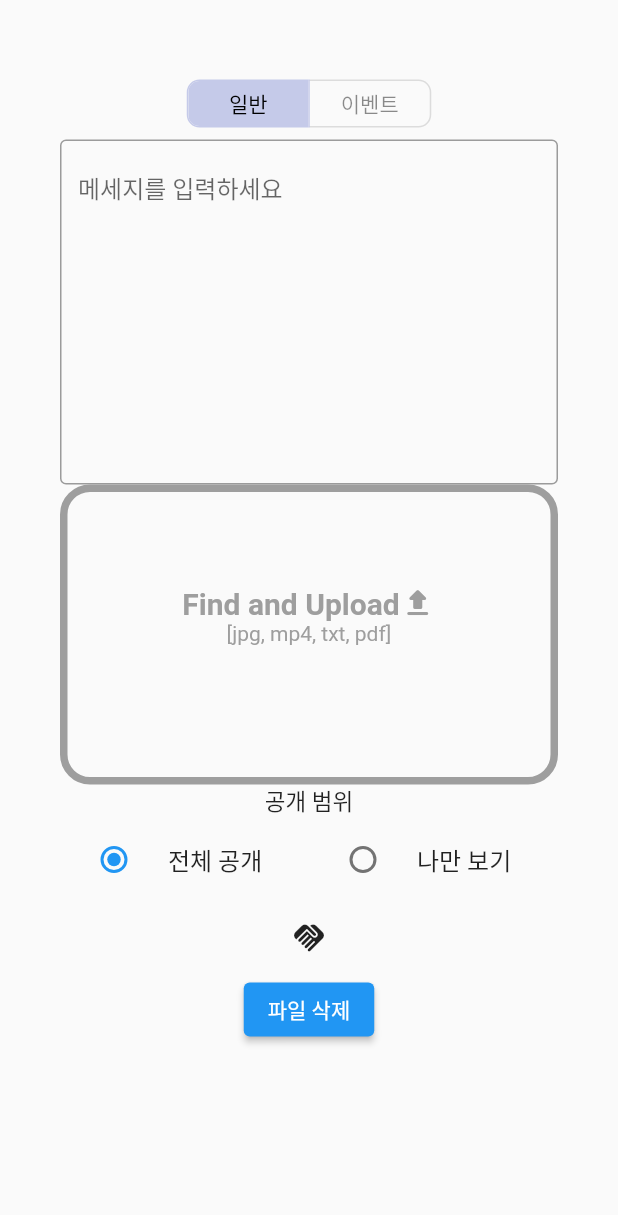
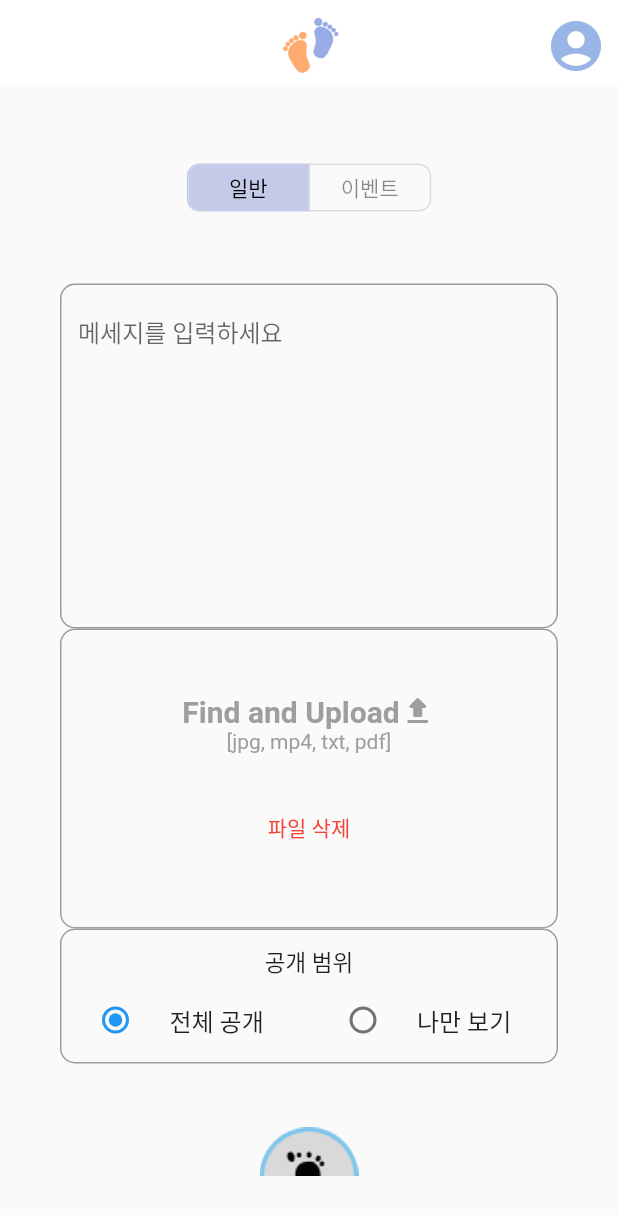
Before and after one commit to jibstring/footp, a Flutter app: the ToggleButtonsSample screen opened directly with empty values, on a phone screen of 412 x 824 dp. Shown: the top 1215 px of the screen. Run offline on Flutter 3.47's test engine with Material 2 defaults, Android fonts, the light colour scheme and no system bars; our stand-ins replace dio, file_picker, fluttertoast, geolocator, get, numberpicker; missing offline and left inert: naver_map_plugin.

Commit message:
[App] style: change some ui of createFoot page

```diff
--- a/app_footp/lib/components/createFoot/normalForm.dart
+++ b/app_footp/lib/components/createFoot/normalForm.dart
@@ -53,7 +53,6 @@ class _NormalFormState extends State<NormalForm> {
 
   @override
   Widget build(BuildContext context) {
-
     // ModeController modeController1 = Get.put(ModeController());
     // MyPosition myPosition_main = Get.put(MyPosition());
     // CreateMarker createMarker = Get.put(CreateMarker());
@@ -62,10 +61,13 @@ class _NormalFormState extends State<NormalForm> {
       mainAxisAlignment: MainAxisAlignment.spaceAround,
       mainAxisSize: MainAxisSize.min,
       children: <Widget>[
+        SizedBox(height: 40),
         TextField(
           maxLines: 10,
           decoration: InputDecoration(
-            border: const OutlineInputBorder(),
+            border: const OutlineInputBorder(
+              borderRadius: const BorderRadius.all(Radius.circular(10)),
+            ),
             alignLabelWithHint: true,
             hintText: '메세지를 입력하세요',
           ),
@@ -76,10 +78,10 @@ class _NormalFormState extends State<NormalForm> {
           width: 400,
           decoration: BoxDecoration(
             border: Border.all(
-              width: 5,
+              width: 1,
               color: Colors.grey,
             ),
-            borderRadius: const BorderRadius.all(Radius.circular(20)),
+            borderRadius: const BorderRadius.all(Radius.circular(10)),
           ),
           child: Column(
             mainAxisAlignment: MainAxisAlignment.center,
@@ -141,9 +143,32 @@ class _NormalFormState extends State<NormalForm> {
                   color: Colors.grey,
                 ),
               ),
+              Container(
+                  child: TextButton(
+                      child: Text(
+                        '파일 삭제',
+                        style: TextStyle(color: Colors.red),
+                      ),
+                      onPressed: (() {
+                        setState(() {
+                          this.filePath = '';
+                          this.showFileName = '';
+                        });
+                      })))
             ],
           ),
         ),
+        Container(
+            decoration: BoxDecoration(
+              border: Border.all(
+                width: 1,
+                color: Colors.grey,
+              ),
+              borderRadius: const BorderRadius.all(Radius.circular(10)),
+            ),
+            child: Column(
+              children: [
+                SizedBox(height: 10),
                 Text(
                   '공개 범위',
                   style: TextStyle(fontSize: 15),
@@ -175,6 +200,9 @@ class _NormalFormState extends State<NormalForm> {
                     ),
                   ),
                 ]),
+              ],
+            )),
+        SizedBox(height: 30),
         Container(
             child: IconButton(
           onPressed: () async {
@@ -182,7 +210,7 @@ class _NormalFormState extends State<NormalForm> {
               final snackBar = SnackBar(
                 content: const Text('내용을 입력하거나 파일을 첨부해주세요!'),
                 action: SnackBarAction(
-                        label: 'Undo',
+                  label: '확인',
                   onPressed: () {
                     // Some code to undo the change.
                   },
@@ -193,7 +221,7 @@ class _NormalFormState extends State<NormalForm> {
               final snackBar = SnackBar(
                 content: const Text('내용은 255자 이하로만 작성 가능합니다.!'),
                 action: SnackBarAction(
-                        label: 'Undo',
+                  label: '확인',
                   onPressed: () {
                     // Some code to undo the change.
                   },
@@ -201,11 +229,11 @@ class _NormalFormState extends State<NormalForm> {
               );
               ScaffoldMessenger.of(context).showSnackBar(snackBar);
             } else {
-                    createMarker.newmarker['messageText']=myText.text;
-                    createMarker.newmarker['messageFileurl']=this.result != null
-                          ? ''
-                          : '';
-                    createMarker.newmarker['isOpentoall']=_openRange == OpenRange.all ? true : false;
+              createMarker.newmarker['messageText'] = myText.text;
+              createMarker.newmarker['messageFileurl'] =
+                  this.result != null ? '' : '';
+              createMarker.newmarker['isOpentoall'] =
+                  _openRange == OpenRange.all ? true : false;
               // var formData = FormData.fromMap({
               //   'messageText': myText.text,
               //   'messageFileurl': this.result != null
@@ -221,19 +249,9 @@ class _NormalFormState extends State<NormalForm> {
                   MaterialPageRoute(builder: (context) => MyNaverMap()));
             }
           },
-                icon: Icon(
-                  Icons.handshake,
-                  size: 24,
-                ))),
-        Container(
-            child: ElevatedButton(
-                child: Text('파일 삭제'),
-                onPressed: (() {
-                  setState(() {
-                    this.filePath = '';
-                    this.showFileName = '';
-                  });
-                })))
+          icon: Image.asset('asset/normalfoot.png'),
+          iconSize: 75,
+        )),
       ],
     ));
   }
--- a/app_footp/lib/createFoot.dart
+++ b/app_footp/lib/createFoot.dart
@@ -1,3 +1,4 @@
+import 'package:app_footp/myPage.dart';
 import 'package:flutter/material.dart';
 import 'package:app_footp/components/createFoot/footForm.dart';
 import 'package:app_footp/components/createFoot/normalForm.dart';
@@ -17,6 +18,7 @@ class CreateFoot extends StatelessWidget {
   Widget build(BuildContext context) {
     return const MaterialApp(
       title: _title,
+      debugShowCheckedModeBanner: false,
       home: ToggleButtonsSample(title: _title),
     );
   }
@@ -49,6 +51,28 @@ class _ToggleButtonsSampleState extends State<ToggleButtonsSample> {
     ModeController modeController1 = Get.put(ModeController());
 
     return Scaffold(
+        appBar: AppBar(
+          title: Image.asset('imgs/logo.png', height: 45),
+          elevation: 0,
+          backgroundColor: Colors.white,
+          centerTitle: true,
+          actions: <Widget>[
+            IconButton(
+              icon: Icon(
+                Icons.account_circle,
+                color: Color.fromARGB(255, 153, 181, 229),
+                size: 40,
+              ),
+              padding: const EdgeInsets.only(top: 5, right: 20.0),
+              onPressed: () {
+                Navigator.push(
+                  context,
+                  MaterialPageRoute(builder: (context) => const MyPage()),
+                );
+              },
+            ),
+          ],
+        ),
         body: Padding(
             padding: const EdgeInsets.all(40.0),
             child: SingleChildScrollView(
```
Lines whose indentation alone changed are shown as unchanged.
